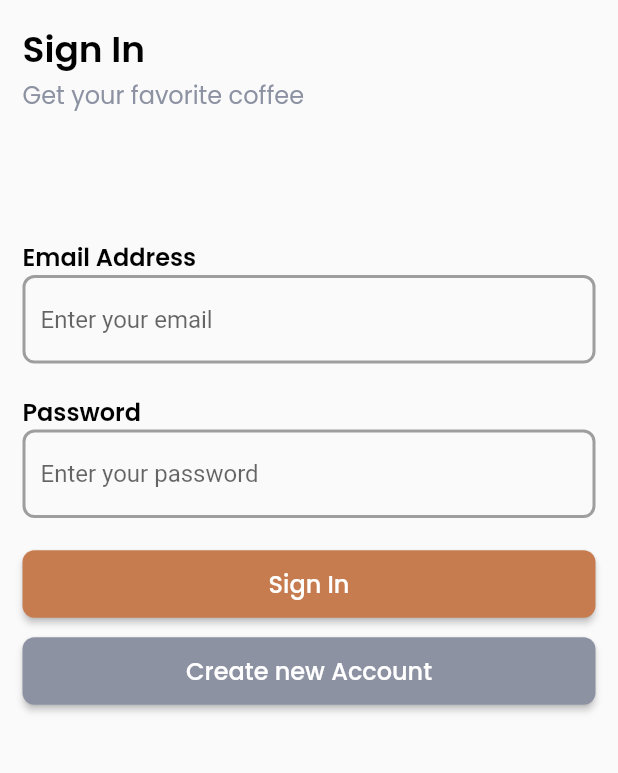
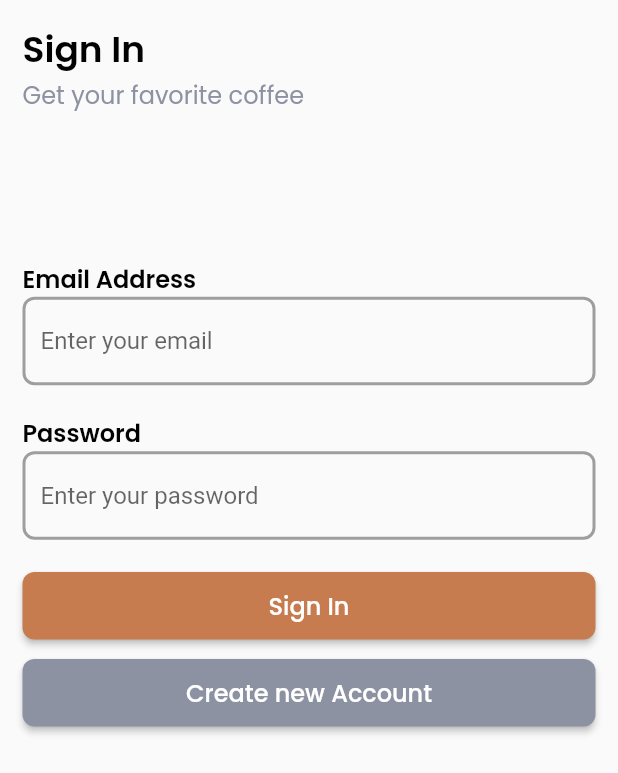
Before and after one commit to Angger-Raka/Coffe_Shop, a Flutter app: the screen it shows after launch, on a phone screen of 412 x 824 dp. Shown: the top 773 px of the screen. Run offline on Flutter 3.47's test engine with Material 2 defaults, Android fonts, the light colour scheme and no system bars; our stand-ins replace google_fonts.

Commit message:
Slicing Sign In

```diff
--- a/lib/screen/signin/components/body.dart
+++ b/lib/screen/signin/components/body.dart
@@ -40,7 +40,6 @@ class Body extends StatelessWidget {
               flex: 8,
               child: SizedBox(child: FormSignIn()),
             ),
-            const Spacer()
           ],
         ),
       ),
--- a/lib/screen/splash/splash_screen.dart
+++ b/lib/screen/splash/splash_screen.dart
@@ -1,6 +1,6 @@
 import 'package:flutter/material.dart';
 
-import 'components/Body.dart';
+import 'components/body.dart';
 
 class SplashScreen extends StatelessWidget {
   const SplashScreen({super.key});
```
